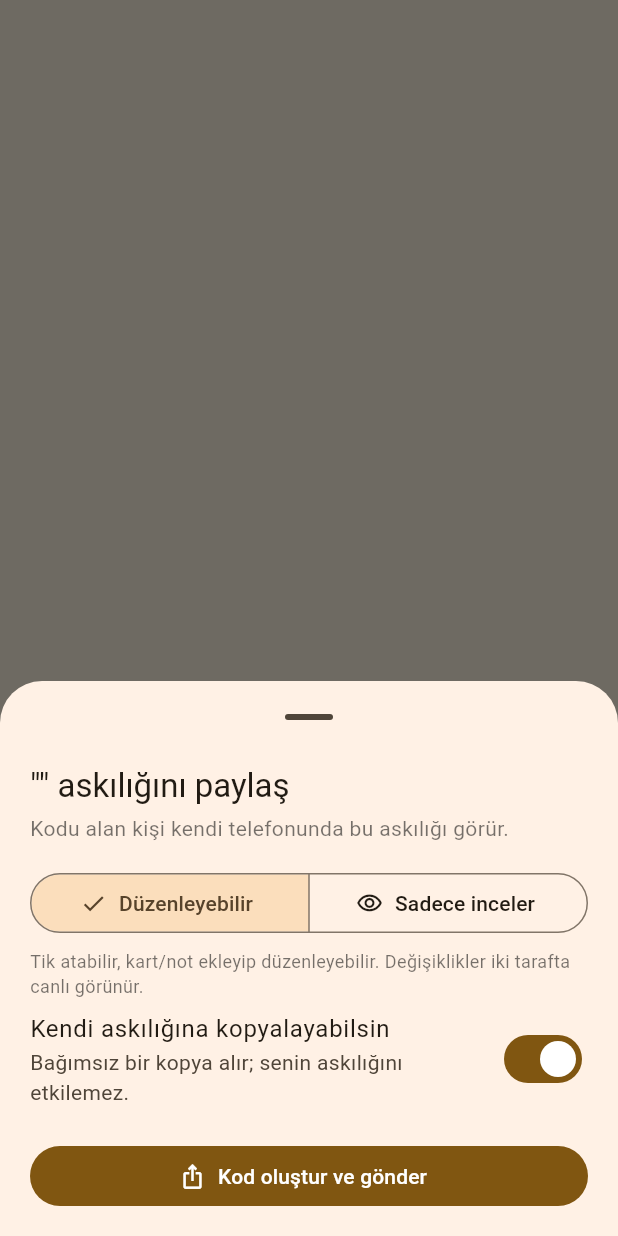
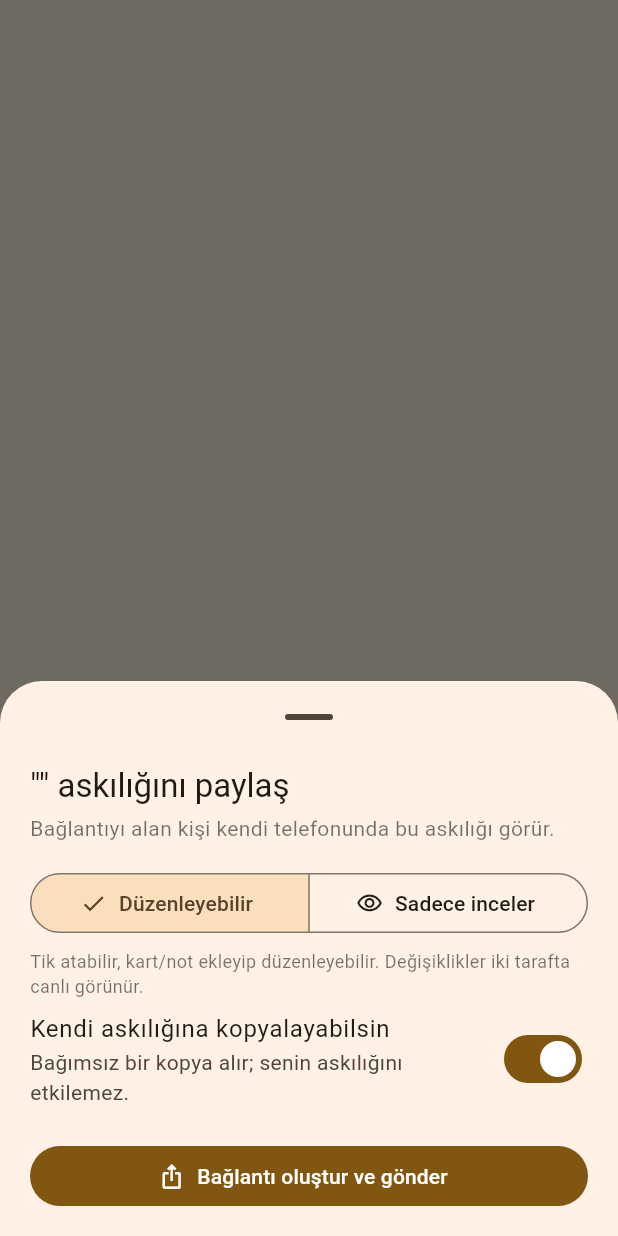
Before and after one commit to emolibor/shake-rack, a Flutter app: what showShareSheet() shows on an empty page, opened directly with empty values, on a phone screen of 412 x 824 dp. Run offline on Flutter 3.47's test engine with Material 3 defaults, Android fonts, the phone set to English and light mode, and no system bars; our stand-ins replace app_links, cloud_firestore, confetti, firebase_core, open_filex, package_info_plus and 3 more; accounts and stored records are empty; network calls fail.

Commit message:
Tüm paylaşımlar bağlantıyla; katılırken bağlantı yapıştırılabilir
Co-Authored-By: Claude Opus 5.5 <noreply@anthropic.com>
Claude-Session: https://claude.ai/code/session_01My28p77PRWXracJJqBh8R2

```diff
--- a/lib/screens/history_screen.dart
+++ b/lib/screens/history_screen.dart
@@ -136,7 +136,7 @@ class _HistoryScreenState extends State<HistoryScreen> {
               const SizedBox(height: 10),
               Text(
                 nothing
-                    ? 'Henüz geçmiş yok.\nOrtak askılıklarda (proje kodu ya da paylaştığın askılıklar) '
+                    ? 'Henüz geçmiş yok.\nPaylaşılan askılıklarda '
                         'yapılan tikler, tamamlananlar ve silinenler burada görünür.'
                     : 'Diğer kullanıcılardan henüz bir işlem yok.',
                 textAlign: TextAlign.center,
--- a/lib/screens/rack_screen.dart
+++ b/lib/screens/rack_screen.dart
@@ -406,7 +406,7 @@ class _StatusBand extends StatelessWidget {
       text = 'Özel askılık · sadece bu telefonda';
     } else if (board.role == ShareRole.owner) {
       icon = Icons.people_alt_outlined;
-      text = 'Paylaşılıyor · kod ${board.shareCodePretty} · '
+      text = 'Bağlantıyla paylaşılıyor · '
           '${board.shareCanEdit ? 'düzenleyebilirler' : 'sadece inceleyebilirler'}';
     } else if (board.canEdit) {
       icon = Icons.people_alt_outlined;
--- a/lib/screens/share_sheets.dart
+++ b/lib/screens/share_sheets.dart
@@ -11,7 +11,7 @@ const _apkUrl =
 String _inviteText(RackStore store, Board b) {
   final perm = b.shareCanEdit ? 'birlikte düzenleyebiliriz' : 'sadece inceleyebilirsin';
   final link = store.inviteLink(b);
-  if (b.isProjects && link.isNotEmpty) {
+  if (link.isNotEmpty) {
     return '📌 Shake Rack\'te "${b.name}" askılığına seni davet ettim ($perm).\n\n'
         'Katılmak için dokun:\n$link';
   }
@@ -67,7 +67,7 @@ Future<void> showShareSheet(BuildContext context, RackStore store, Board b) {
         Text('"${b.name}" askılığını paylaş',
             style: Theme.of(ctx).textTheme.titleLarge),
         const SizedBox(height: 4),
-        const Text('Kodu alan kişi kendi telefonunda bu askılığı görür.',
+        const Text('Bağlantıyı alan kişi kendi telefonunda bu askılığı görür.',
             style: TextStyle(color: Colors.black54)),
         const SizedBox(height: 16),
         SegmentedButton<bool>(
@@ -130,7 +130,7 @@ Future<void> showShareSheet(BuildContext context, RackStore store, Board b) {
               ],
             ),
           ),
-        ] else if (shared && b.isProjects) ...[
+        ] else if (shared) ...[
           const SizedBox(height: 8),
           Container(
             padding: const EdgeInsets.fromLTRB(14, 12, 6, 12),
@@ -172,44 +172,12 @@ Future<void> showShareSheet(BuildContext context, RackStore store, Board b) {
               ],
             ),
           ),
-        ] else if (shared) ...[
-          const SizedBox(height: 8),
-          Container(
-            padding: const EdgeInsets.symmetric(vertical: 14),
-            decoration: BoxDecoration(
-              color: const Color(0xFFFFF8E7),
-              borderRadius: BorderRadius.circular(12),
-              border: Border.all(color: const Color(0xFFE8DCC6)),
-            ),
-            child: Column(
-              children: [
-                const Text('PAYLAŞIM KODU',
-                    style: TextStyle(fontSize: 11, letterSpacing: 2, color: Colors.black45)),
-                const SizedBox(height: 4),
-                SelectableText(b.shareCodePretty,
-                    style: const TextStyle(
-                        fontSize: 30,
-                        fontWeight: FontWeight.w800,
-                        letterSpacing: 3,
-                        fontFamily: 'monospace')),
-                TextButton.icon(
-                  onPressed: () {
-                    Clipboard.setData(ClipboardData(text: b.shareCodePretty));
-                    ScaffoldMessenger.of(context).showSnackBar(
-                        const SnackBar(content: Text('Kod kopyalandı')));
-                  },
-                  icon: const Icon(Icons.copy, size: 16),
-                  label: const Text('Kopyala'),
-                ),
-              ],
-            ),
-          ),
         ],
         if (store.friends.values.any((f) => !b.people.containsKey(f.id))) ...[
           const SizedBox(height: 12),
           const Text('Arkadaşına doğrudan gönder',
               style: TextStyle(fontWeight: FontWeight.w600)),
-          const Text('Kod gerekmez; askılık onun telefonunda kendiliğinden belirir.',
+          const Text('Bağlantı bile gerekmez; askılık onun telefonunda kendiliğinden belirir.',
               style: TextStyle(fontSize: 12, color: Colors.black54)),
           const SizedBox(height: 8),
           Wrap(
@@ -256,7 +224,7 @@ Future<void> showShareSheet(BuildContext context, RackStore store, Board b) {
                 ? const SizedBox(
                     width: 18, height: 18, child: CircularProgressIndicator(strokeWidth: 2))
                 : const Icon(Icons.ios_share),
-            label: Text(b.isProjects ? 'Bağlantı oluştur ve gönder' : 'Kod oluştur ve gönder'),
+            label: const Text('Bağlantı oluştur ve gönder'),
           )
         else ...[
           if (!(b.isProjects && store.projectsOnLegacyCode))
@@ -319,7 +287,7 @@ Future<Board?> showJoinSheet(BuildContext context, RackStore store,
           if (!store.firebaseReady) throw 'İnternet / Firebase bağlantısı yok.';
           final d = await store.fetchShared(ctrl.text);
           if (d == null) {
-            error = 'Bu koda ait askılık bulunamadı. Kodu kontrol et.';
+            error = 'Bu bağlantıya ait askılık bulunamadı. Paylaşım kapatılmış olabilir; gönderen kişiye sor.';
           } else {
             found = d;
           }
@@ -348,9 +316,9 @@ Future<Board?> showJoinSheet(BuildContext context, RackStore store,
           store.projects.live.isNotEmpty;
 
       return _sheetFrame(ctx, [
-        Text('Kodla katıl', style: Theme.of(ctx).textTheme.titleLarge),
+        Text('Paylaşılan askılığa katıl', style: Theme.of(ctx).textTheme.titleLarge),
         const SizedBox(height: 4),
-        const Text('Sana gönderilen paylaşım kodunu yaz.',
+        const Text('Sana gönderilen bağlantıyı yapıştır (ya da sayfadaki kodu yaz).',
             style: TextStyle(color: Colors.black54)),
         const SizedBox(height: 14),
         Row(
@@ -361,10 +329,9 @@ Future<Board?> showJoinSheet(BuildContext context, RackStore store,
                 autofocus: true,
                 textCapitalization: TextCapitalization.characters,
                 onSubmitted: (_) => find(),
-                style: const TextStyle(
-                    fontSize: 20, letterSpacing: 2, fontFamily: 'monospace'),
+                style: const TextStyle(fontSize: 16),
                 decoration: const InputDecoration(
-                  hintText: 'K7P2-QX9M',
+                  hintText: 'Bağlantı ya da K7P2-QX9M',
                   border: OutlineInputBorder(),
                 ),
               ),
--- a/lib/screens/team_screen.dart
+++ b/lib/screens/team_screen.dart
@@ -321,7 +321,7 @@ class _OwnerRow extends StatelessWidget {
                 ? 'Askılığın sahibi sensin'
                 : 'Sahibi: ${store.projectsOwnerName}'),
         subtitle: Text(owner == null
-            ? 'Şu an koda bağlı herkes her şeyi değiştirebilir. Sahiplenince adı, proje türlerini '
+            ? 'Şu an katılan herkes her şeyi değiştirebilir. Sahiplenince adı, proje türlerini '
                 've kullanıcıları sadece sen değiştirirsin; silinen firmaları geri yüklersin.'
             : mine
                 ? 'Diğerleri tik atar, firma ekler; askılığın ayarlarını sadece sen değiştirirsin.'
```
Also changed, not shown: lib/screens/board_edit_screen.dart (+4 -4 lines), lib/services/store.dart (+7 -0 lines), 1 other file.
